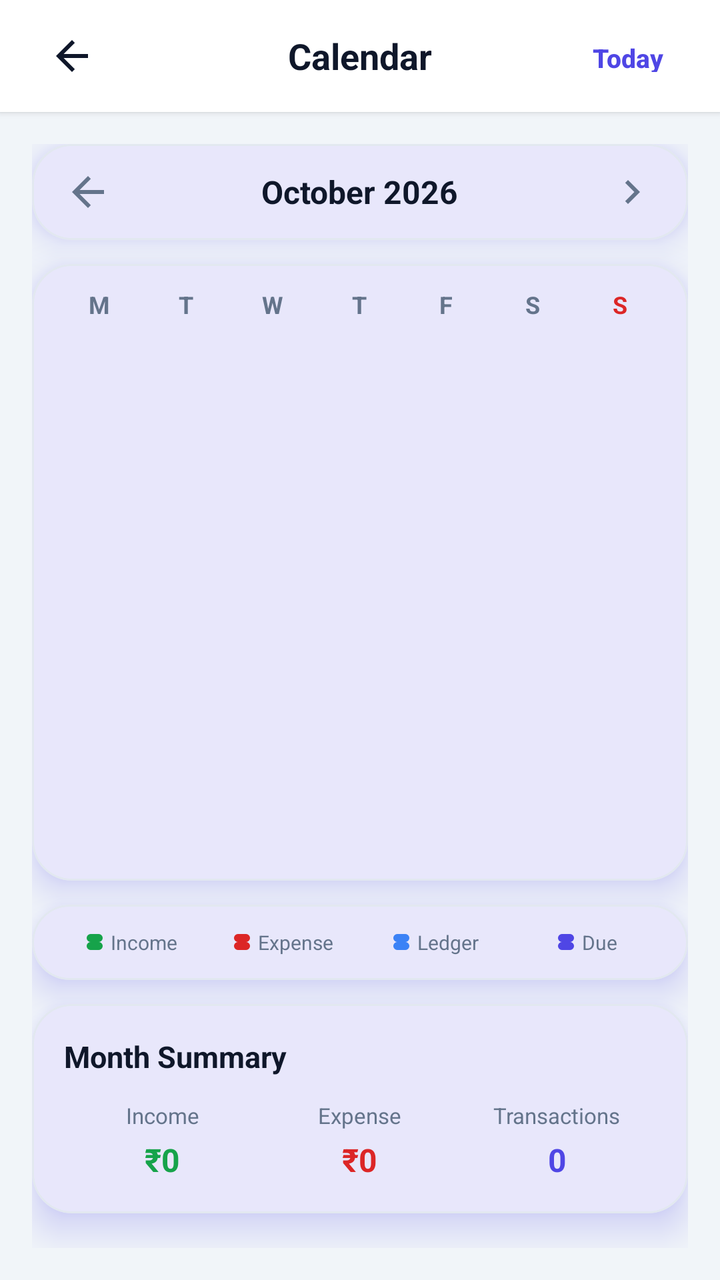
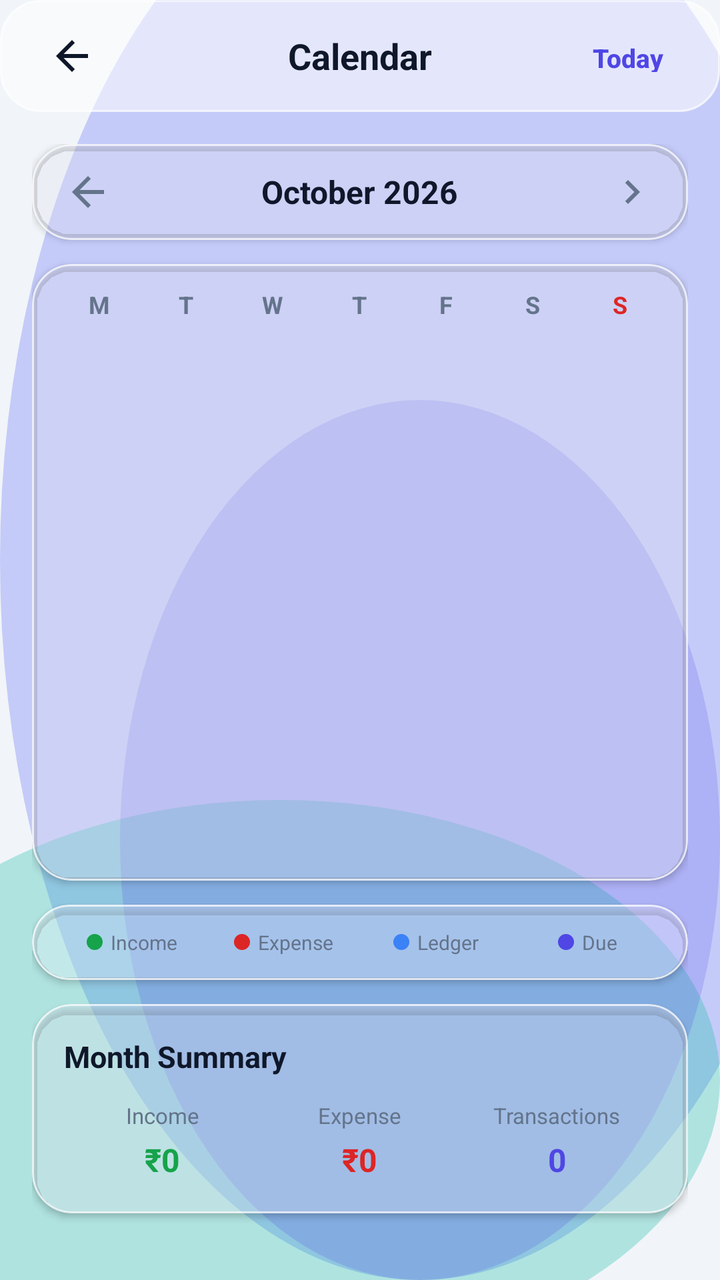

Compare the two renders of this Android layout. The source of the first and the diff that turns it into the second are given below.
<!-- AndroidManifest.xml: application theme Theme.MoneyLens -->
<!-- res/layout/activity_calendar.xml -->
<?xml version="1.0" encoding="utf-8"?>
<androidx.coordinatorlayout.widget.CoordinatorLayout xmlns:android="http://schemas.android.com/apk/res/android"
    xmlns:app="http://schemas.android.com/apk/res-auto"
    android:layout_width="match_parent"
    android:layout_height="match_parent"
    android:background="@color/colorBackground">

    <LinearLayout
        android:layout_width="match_parent"
        android:layout_height="match_parent"
        android:orientation="vertical">

        
        <RelativeLayout
            android:layout_width="match_parent"
            android:layout_height="56dp"
            android:paddingHorizontal="16dp"
            android:background="@color/colorSurface"
            android:elevation="2dp">

            <ImageButton
                android:id="@+id/btnBack"
                android:layout_width="40dp"
                android:layout_height="40dp"
                android:layout_centerVertical="true"
                android:layout_alignParentStart="true"
                android:background="?attr/selectableItemBackgroundBorderless"
                android:src="@drawable/ic_back"
                app:tint="@color/colorTextPrimary"
                android:contentDescription="Back" />

            <TextView
                android:layout_width="wrap_content"
                android:layout_height="wrap_content"
                android:layout_centerInParent="true"
                android:text="Calendar"
                android:textColor="@color/colorTextPrimary"
                android:textSize="18sp"
                android:textStyle="bold" />

            
            <com.google.android.material.button.MaterialButton
                android:id="@+id/btnToday"
                style="@style/Widget.Material3.Button.TextButton"
                android:layout_width="wrap_content"
                android:layout_height="36dp"
                android:layout_centerVertical="true"
                android:layout_alignParentEnd="true"
                android:text="Today"
                android:textColor="@color/colorPrimary"
                android:textSize="13sp"
                android:textStyle="bold"
                android:minWidth="0dp"
                android:paddingHorizontal="12dp" />
        </RelativeLayout>

        <ScrollView
            android:layout_width="match_parent"
            android:layout_height="match_parent"
            android:fillViewport="true">

            <LinearLayout
                android:layout_width="match_parent"
                android:layout_height="wrap_content"
                android:orientation="vertical"
                android:padding="16dp">

                
                <com.google.android.material.card.MaterialCardView
                    style="@style/ClayCard"
                    android:layout_width="match_parent"
                    android:layout_height="wrap_content"
                    android:layout_marginBottom="12dp">

                    <RelativeLayout
                        android:layout_width="match_parent"
                        android:layout_height="48dp"
                        android:paddingHorizontal="8dp">

                        <ImageButton
                            android:id="@+id/btnPrevMonth"
                            android:layout_width="40dp"
                            android:layout_height="40dp"
                            android:layout_alignParentStart="true"
                            android:layout_centerVertical="true"
                            android:background="?attr/selectableItemBackgroundBorderless"
                            android:src="@drawable/ic_back"
                            app:tint="@color/colorTextSecondary"
                            android:contentDescription="Previous month" />

                        <TextView
                            android:id="@+id/txtCurrentMonth"
                            android:layout_width="wrap_content"
                            android:layout_height="wrap_content"
                            android:layout_centerInParent="true"
                            android:text="October 2026"
                            android:textColor="@color/colorTextPrimary"
                            android:textSize="16sp"
                            android:textStyle="bold" />

                        <ImageButton
                            android:id="@+id/btnNextMonth"
                            android:layout_width="40dp"
                            android:layout_height="40dp"
                            android:layout_alignParentEnd="true"
                            android:layout_centerVertical="true"
                            android:background="?attr/selectableItemBackgroundBorderless"
                            android:src="@drawable/ic_chevron_right"
                            app:tint="@color/colorTextSecondary"
                            android:contentDescription="Next month" />
                    </RelativeLayout>
                </com.google.android.material.card.MaterialCardView>

                
                <com.google.android.material.card.MaterialCardView
                    style="@style/ClayCard"
                    android:layout_width="match_parent"
                    android:layout_height="wrap_content"
                    android:layout_marginBottom="12dp">

                    <LinearLayout
                        android:layout_width="match_parent"
                        android:layout_height="wrap_content"
                        android:orientation="vertical"
                        android:padding="12dp">

                        
                        <LinearLayout
                            android:layout_width="match_parent"
                            android:layout_height="wrap_content"
                            android:orientation="horizontal"
                            android:layout_marginBottom="8dp">

                            <TextView
                                android:layout_width="0dp"
                                android:layout_height="wrap_content"
                                android:layout_weight="1"
                                android:gravity="center"
                                android:text="M"
                                android:textColor="@color/colorTextSecondary"
                                android:textSize="12sp"
                                android:textStyle="bold" />

                            <TextView
                                android:layout_width="0dp"
                                android:layout_height="wrap_content"
                                android:layout_weight="1"
                                android:gravity="center"
                                android:text="T"
                                android:textColor="@color/colorTextSecondary"
                                android:textSize="12sp"
                                android:textStyle="bold" />

                            <TextView
                                android:layout_width="0dp"
                                android:layout_height="wrap_content"
                                android:layout_weight="1"
                                android:gravity="center"
                                android:text="W"
                                android:textColor="@color/colorTextSecondary"
                                android:textSize="12sp"
                                android:textStyle="bold" />

                            <TextView
                                android:layout_width="0dp"
                                android:layout_height="wrap_content"
                                android:layout_weight="1"
                                android:gravity="center"
                                android:text="T"
                                android:textColor="@color/colorTextSecondary"
                                android:textSize="12sp"
                                android:textStyle="bold" />

                            <TextView
                                android:layout_width="0dp"
                                android:layout_height="wrap_content"
                                android:layout_weight="1"
                                android:gravity="center"
                                android:text="F"
                                android:textColor="@color/colorTextSecondary"
                                android:textSize="12sp"
                                android:textStyle="bold" />

                            <TextView
                                android:layout_width="0dp"
                                android:layout_height="wrap_content"
                                android:layout_weight="1"
                                android:gravity="center"
                                android:text="S"
                                android:textColor="@color/colorTextSecondary"
                                android:textSize="12sp"
                                android:textStyle="bold" />

                            <TextView
                                android:layout_width="0dp"
                                android:layout_height="wrap_content"
                                android:layout_weight="1"
                                android:gravity="center"
                                android:text="S"
                                android:textColor="@color/colorDanger"
                                android:textSize="12sp"
                                android:textStyle="bold" />
                        </LinearLayout>

                        
                        <GridView
                            android:id="@+id/gridCalendar"
                            android:layout_width="match_parent"
                            android:layout_height="260dp"
                            android:numColumns="7"
                            android:horizontalSpacing="2dp"
                            android:verticalSpacing="2dp"
                            android:stretchMode="columnWidth"
                            android:gravity="center" />
                    </LinearLayout>
                </com.google.android.material.card.MaterialCardView>

                
                <com.google.android.material.card.MaterialCardView
                    style="@style/ClayCard"
                    android:layout_width="match_parent"
                    android:layout_height="wrap_content"
                    android:layout_marginBottom="12dp">

                    <LinearLayout
                        android:layout_width="match_parent"
                        android:layout_height="wrap_content"
                        android:orientation="horizontal"
                        android:padding="12dp"
                        android:gravity="center">

                        
                        <LinearLayout
                            android:layout_width="0dp"
                            android:layout_height="wrap_content"
                            android:layout_weight="1"
                            android:orientation="horizontal"
                            android:gravity="center">

                            <View
                                android:layout_width="8dp"
                                android:layout_height="8dp"
                                android:background="@drawable/bg_clay_button"
                                android:backgroundTint="@color/colorSuccess" />

                            <TextView
                                android:layout_width="wrap_content"
                                android:layout_height="wrap_content"
                                android:layout_marginStart="4dp"
                                android:text="Income"
                                android:textColor="@color/colorTextSecondary"
                                android:textSize="10sp" />
                        </LinearLayout>

                        
                        <LinearLayout
                            android:layout_width="0dp"
                            android:layout_height="wrap_content"
                            android:layout_weight="1"
                            android:orientation="horizontal"
                            android:gravity="center">

                            <View
                                android:layout_width="8dp"
                                android:layout_height="8dp"
                                android:background="@drawable/bg_clay_button"
                                android:backgroundTint="@color/colorDanger" />

                            <TextView
                                android:layout_width="wrap_content"
                                android:layout_height="wrap_content"
                                android:layout_marginStart="4dp"
                                android:text="Expense"
                                android:textColor="@color/colorTextSecondary"
                                android:textSize="10sp" />
                        </LinearLayout>

                        
                        <LinearLayout
                            android:layout_width="0dp"
                            android:layout_height="wrap_content"
                            android:layout_weight="1"
                            android:orientation="horizontal"
                            android:gravity="center">

                            <View
                                android:layout_width="8dp"
                                android:layout_height="8dp"
                                android:background="@drawable/bg_clay_button"
                                android:backgroundTint="@color/colorAccent" />

                            <TextView
                                android:layout_width="wrap_content"
                                android:layout_height="wrap_content"
                                android:layout_marginStart="4dp"
                                android:text="Ledger"
                                android:textColor="@color/colorTextSecondary"
                                android:textSize="10sp" />
                        </LinearLayout>

                        
                        <LinearLayout
                            android:layout_width="0dp"
                            android:layout_height="wrap_content"
                            android:layout_weight="1"
                            android:orientation="horizontal"
                            android:gravity="center">

                            <View
                                android:layout_width="8dp"
                                android:layout_height="8dp"
                                android:background="@drawable/bg_clay_button"
                                android:backgroundTint="@color/colorPrimary" />

                            <TextView
                                android:layout_width="wrap_content"
                                android:layout_height="wrap_content"
                                android:layout_marginStart="4dp"
                                android:text="Due"
                                android:textColor="@color/colorTextSecondary"
                                android:textSize="10sp" />
                        </LinearLayout>
                    </LinearLayout>
                </com.google.android.material.card.MaterialCardView>

                
                <com.google.android.material.card.MaterialCardView
                    style="@style/ClayCard"
                    android:layout_width="match_parent"
                    android:layout_height="wrap_content"
                    android:layout_marginBottom="12dp">

                    <LinearLayout
                        android:layout_width="match_parent"
                        android:layout_height="wrap_content"
                        android:orientation="vertical"
                        android:padding="16dp">

                        <TextView
                            android:layout_width="wrap_content"
                            android:layout_height="wrap_content"
                            android:text="Month Summary"
                            android:textColor="@color/colorTextPrimary"
                            android:textSize="15sp"
                            android:textStyle="bold"
                            android:layout_marginBottom="12dp" />

                        <LinearLayout
                            android:layout_width="match_parent"
                            android:layout_height="wrap_content"
                            android:orientation="horizontal">

                            
                            <LinearLayout
                                android:layout_width="0dp"
                                android:layout_height="wrap_content"
                                android:layout_weight="1"
                                android:orientation="vertical"
                                android:gravity="center">

                                <TextView
                                    android:layout_width="wrap_content"
                                    android:layout_height="wrap_content"
                                    android:text="Income"
                                    android:textColor="@color/colorTextSecondary"
                                    android:textSize="11sp" />

                                <TextView
                                    android:id="@+id/txtMonthIncome"
                                    android:layout_width="wrap_content"
                                    android:layout_height="wrap_content"
                                    android:text="₹0"
                                    android:textColor="@color/colorSuccess"
                                    android:textSize="16sp"
                                    android:textStyle="bold"
                                    android:layout_marginTop="4dp" />
                            </LinearLayout>

                            
                            <LinearLayout
                                android:layout_width="0dp"
                                android:layout_height="wrap_content"
                                android:layout_weight="1"
                                android:orientation="vertical"
                                android:gravity="center">

                                <TextView
                                    android:layout_width="wrap_content"
                                    android:layout_height="wrap_content"
                                    android:text="Expense"
                                    android:textColor="@color/colorTextSecondary"
                                    android:textSize="11sp" />

                                <TextView
                                    android:id="@+id/txtMonthExpense"
                                    android:layout_width="wrap_content"
                                    android:layout_height="wrap_content"
                                    android:text="₹0"
                                    android:textColor="@color/colorDanger"
                                    android:textSize="16sp"
                                    android:textStyle="bold"
                                    android:layout_marginTop="4dp" />
                            </LinearLayout>

                            
                            <LinearLayout
                                android:layout_width="0dp"
                                android:layout_height="wrap_content"
                                android:layout_weight="1"
                                android:orientation="vertical"
                                android:gravity="center">

                                <TextView
                                    android:layout_width="wrap_content"
                                    android:layout_height="wrap_content"
                                    android:text="Transactions"
                                    android:textColor="@color/colorTextSecondary"
                                    android:textSize="11sp" />

                                <TextView
                                    android:id="@+id/txtMonthTxCount"
                                    android:layout_width="wrap_content"
                                    android:layout_height="wrap_content"
                                    android:text="0"
                                    android:textColor="@color/colorPrimary"
                                    android:textSize="16sp"
                                    android:textStyle="bold"
                                    android:layout_marginTop="4dp" />
                            </LinearLayout>
                        </LinearLayout>
                    </LinearLayout>
                </com.google.android.material.card.MaterialCardView>

            </LinearLayout>
        </ScrollView>
    </LinearLayout>
</androidx.coordinatorlayout.widget.CoordinatorLayout>
<!-- resources referenced by this layout -->
<resources>
  <color name="colorAccent">#3B82F6</color>
  <color name="colorDanger">#DC2626</color>
  <color name="colorPrimary">#4F46E5</color>
  <color name="colorSuccess">#16A34A</color>
  <color name="colorSurface">#FFFFFF</color>
  <!-- drawable bg_clay_button (drawable) -->
  <?xml version="1.0" encoding="utf-8"?>
  <ripple xmlns:android="http://schemas.android.com/apk/res/android"
      android:color="@color/colorPrimaryDark">
  
      <item android:id="@android:id/background">
          <layer-list>
              
              <item android:top="4dp">
                  <shape android:shape="rectangle">
                      <solid android:color="@color/colorPrimaryShadow" />
                      <corners android:radius="18dp" />
                  </shape>
              </item>
              
              <item android:bottom="4dp">
                  <shape android:shape="rectangle">
                      <solid android:color="@color/colorPrimary" />
                      <corners android:radius="18dp" />
                  </shape>
              </item>
          </layer-list>
      </item>
  
      <item android:id="@android:id/mask">
          <shape android:shape="rectangle">
              <solid android:color="#FFFFFFFF" />
              <corners android:radius="18dp" />
          </shape>
      </item>
  </ripple>
  <style name="ClayCard" parent="Widget.Material3.CardView.Elevated">
          <item name="cardCornerRadius">@dimen/clay_card_radius</item>
          <item name="cardElevation">10dp</item>
          <item name="android:stateListAnimator">@null</item>
          <item name="strokeColor">@color/colorCardBorder</item>
          <item name="strokeWidth">1dp</item>
          <item name="cardBackgroundColor">@color/colorSurface</item>
          <item name="android:outlineSpotShadowColor" tools:targetApi="p">@color/colorPrimary</item>
          <item name="android:outlineAmbientShadowColor" tools:targetApi="p">@color/colorPrimary</item>
      </style>
  <color name="colorPrimaryShadow">#3730A3</color>
  <dimen name="clay_card_radius">20dp</dimen>
  <color name="colorCardBorder">#E2E8F0</color>
  <style name="Base.Theme.MoneyLens" parent="Theme.Material3.Light.NoActionBar">
          
          <item name="colorPrimary">@color/colorPrimary</item>
          <item name="colorOnPrimary">@color/colorOnPrimary</item>
          <item name="colorSecondary">@color/colorSecondary</item>
          <item name="colorError">@color/colorDanger</item>
          <item name="android:windowBackground">@color/colorBackground</item>
          <item name="colorSurface">@color/colorSurface</item>
          <item name="android:colorBackground">@color/colorBackground</item>
          <item name="colorOnSurface">@color/colorTextPrimary</item>
  
          
          <item name="android:statusBarColor">@color/colorBackground</item>
          <item name="android:windowLightStatusBar" tools:targetApi="m">true</item>
          <item name="android:navigationBarColor">@color/colorBackground</item>
      </style>
  <!-- unchanged entries left out for length: 9 -->
</resources>

<!-- the commit's change to res/layout/activity_calendar.xml (unified diff, before → after) -->
@@ -3,7 +3,7 @@
     xmlns:app="http://schemas.android.com/apk/res-auto"
     android:layout_width="match_parent"
     android:layout_height="match_parent"
-    android:background="@color/colorBackground">
+    android:background="@drawable/bg_mesh_gradient">
 
     <LinearLayout
         android:layout_width="match_parent"
@@ -15,7 +15,7 @@
             android:layout_width="match_parent"
             android:layout_height="56dp"
             android:paddingHorizontal="16dp"
-            android:background="@color/colorSurface"
+            android:background="@drawable/bg_glass_card"
             android:elevation="2dp">
 
             <ImageButton
<!-- resource entries referenced after the edit -->
@@ -11,22 +11,10 @@
       android:color="@color/colorPrimaryDark">
   
       <item android:id="@android:id/background">
-          <layer-list>
-              
-              <item android:top="4dp">
-                  <shape android:shape="rectangle">
-                      <solid android:color="@color/colorPrimaryShadow" />
-                      <corners android:radius="18dp" />
-                  </shape>
-              </item>
-              
-              <item android:bottom="4dp">
-                  <shape android:shape="rectangle">
-                      <solid android:color="@color/colorPrimary" />
-                      <corners android:radius="18dp" />
-                  </shape>
-              </item>
-          </layer-list>
+          <shape android:shape="rectangle">
+              <solid android:color="@color/colorPrimary" />
+              <corners android:radius="18dp" />
+          </shape>
       </item>
   
       <item android:id="@android:id/mask">
@@ -36,21 +24,60 @@
           </shape>
       </item>
   </ripple>
+  <!-- drawable bg_glass_card (drawable) -->
+  <?xml version="1.0" encoding="utf-8"?>
+  <shape xmlns:android="http://schemas.android.com/apk/res/android"
+      android:shape="rectangle">
+      <solid android:color="@color/glassCardBg" />
+      <corners android:radius="20dp" />
+      <stroke android:width="1dp" android:color="@color/glassCardBorder" />
+  </shape>
+  <!-- drawable bg_mesh_gradient (drawable) -->
+  <?xml version="1.0" encoding="utf-8"?>
+  <layer-list xmlns:android="http://schemas.android.com/apk/res/android">
+      
+      <item>
+          <shape android:shape="rectangle">
+              <solid android:color="@color/colorBackground" />
+          </shape>
+      </item>
+      
+      <item android:top="-80dp" android:right="-60dp">
+          <shape android:shape="oval">
+              <solid android:color="@color/glassMeshOrb1" />
+              <size android:width="280dp" android:height="280dp" />
+          </shape>
+      </item>
+      
+      <item android:bottom="-40dp" android:left="-80dp" android:top="400dp">
+          <shape android:shape="oval">
+              <solid android:color="@color/glassMeshOrb2" />
+              <size android:width="240dp" android:height="240dp" />
+          </shape>
+      </item>
+      
+      <item android:top="200dp" android:left="60dp">
+          <shape android:shape="oval">
+              <solid android:color="@color/glassMeshOrb3" />
+              <size android:width="200dp" android:height="200dp" />
+          </shape>
+      </item>
+  </layer-list>
   <style name="ClayCard" parent="Widget.Material3.CardView.Elevated">
           <item name="cardCornerRadius">@dimen/clay_card_radius</item>
-          <item name="cardElevation">10dp</item>
+          <item name="cardElevation">2dp</item>
           <item name="android:stateListAnimator">@null</item>
-          <item name="strokeColor">@color/colorCardBorder</item>
+          <item name="strokeColor">@color/glassCardBorder</item>
           <item name="strokeWidth">1dp</item>
-          <item name="cardBackgroundColor">@color/colorSurface</item>
-          <item name="android:outlineSpotShadowColor" tools:targetApi="p">@color/colorPrimary</item>
-          <item name="android:outlineAmbientShadowColor" tools:targetApi="p">@color/colorPrimary</item>
+          <item name="cardBackgroundColor">@color/glassCardBg</item>
       </style>
-  <color name="colorPrimaryShadow">#3730A3</color>
+  <color name="glassCardBg">#8CFFFFFF</color>
+  <color name="glassCardBorder">#B3FFFFFF</color>
+  <color name="glassMeshOrb1">#66818CF8</color>
+  <color name="glassMeshOrb2">#4D14B8A6</color>
+  <color name="glassMeshOrb3">#334F46E5</color>
   <dimen name="clay_card_radius">20dp</dimen>
-  <color name="colorCardBorder">#E2E8F0</color>
   <style name="Base.Theme.MoneyLens" parent="Theme.Material3.Light.NoActionBar">
-          
           <item name="colorPrimary">@color/colorPrimary</item>
           <item name="colorOnPrimary">@color/colorOnPrimary</item>
           <item name="colorSecondary">@color/colorSecondary</item>
@@ -61,9 +88,10 @@
           <item name="colorOnSurface">@color/colorTextPrimary</item>
   
           
-          <item name="android:statusBarColor">@color/colorBackground</item>
+          <item name="android:statusBarColor">@android:color/transparent</item>
           <item name="android:windowLightStatusBar" tools:targetApi="m">true</item>
-          <item name="android:navigationBarColor">@color/colorBackground</item>
+          <item name="android:navigationBarColor">@android:color/transparent</item>
+          <item name="android:windowDrawsSystemBarBackgrounds">true</item>
       </style>
   <!-- unchanged entries left out for length: 9 -->
 </resources>
